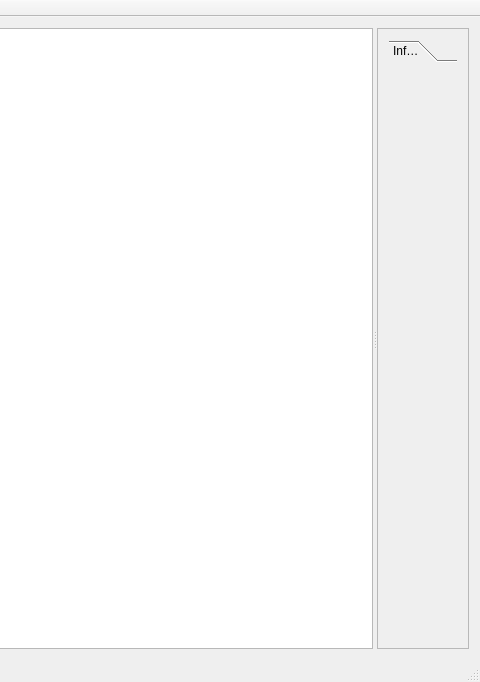
This is cmainwindow.ui in birkeh/pictureLibrary as Qt 5 draws it before an edit; both pictures show x 447 to 927 and y 0 to 682 of the 927 by 682 pixel window. The edited form follows.
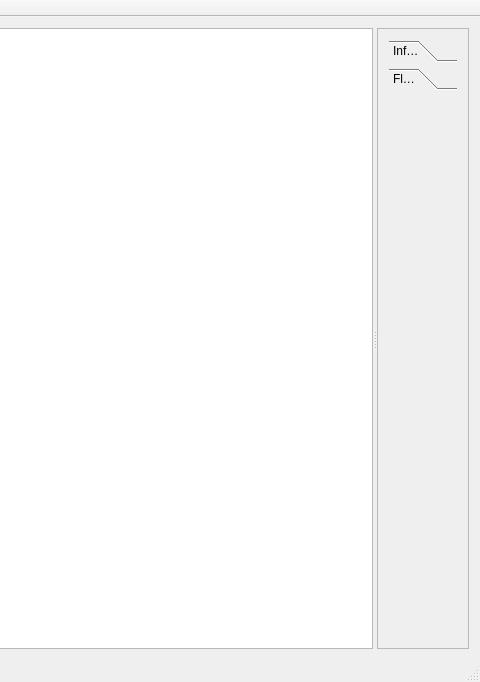
This is the edited form. Custom widgets are drawn as their Qt base class.

The edit to the form file:
```diff
--- a/cmainwindow.ui
+++ b/cmainwindow.ui
@@ -104,7 +104,7 @@
          <item row="0" column="0">
           <widget class="QToolBox" name="m_lpToolBox">
            <property name="currentIndex">
-            <number>0</number>
+            <number>1</number>
            </property>
            <widget class="cToolBoxInfo" name="m_lpToolBoxInfo">
             <property name="geometry">
@@ -112,13 +112,26 @@
               <x>0</x>
               <y>0</y>
               <width>69</width>
-              <height>564</height>
+              <height>537</height>
              </rect>
             </property>
             <attribute name="label">
              <string>Information</string>
             </attribute>
            </widget>
+           <widget class="QWidget" name="m_lpToolBoxFlags">
+            <property name="geometry">
+             <rect>
+              <x>0</x>
+              <y>0</y>
+              <width>69</width>
+              <height>537</height>
+             </rect>
+            </property>
+            <attribute name="label">
+             <string>Flags</string>
+            </attribute>
+           </widget>
           </widget>
          </item>
         </layout>
```
Left out of the diff: 3 changed lines with no effect on the pictures.
